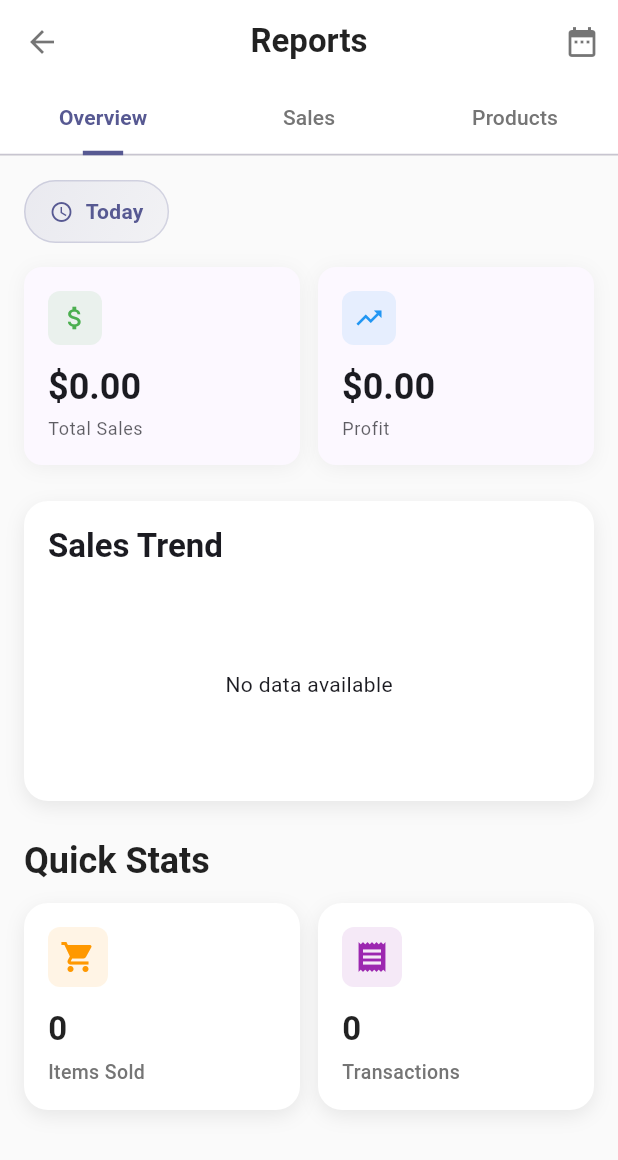
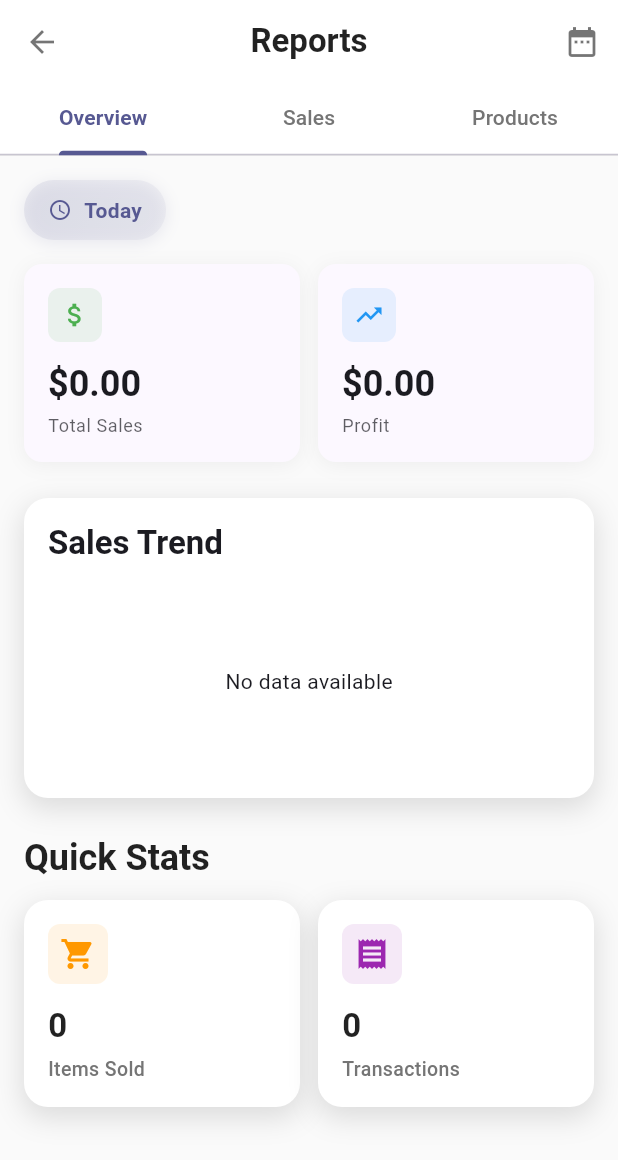
Before and after one commit to jude-craft/ShopMate, a Flutter app: the ReportsScreen screen opened directly, on a phone screen of 412 x 824 dp. Shown: the top 1160 px of the screen. Run offline on Flutter 3.47's test engine with Material 3 defaults, Android fonts, the phone set to English and light mode, and no system bars; our stand-ins replace fl_chart, sqflite; accounts and stored records are empty.

Commit message:
implemented dark mode on report_screen

```diff
--- a/lib/src/features/screens/reports/reports_screen.dart
+++ b/lib/src/features/screens/reports/reports_screen.dart
@@ -87,13 +87,6 @@ class _ReportsScreenState extends State<ReportsScreen>
             ),
             child: TabBar(
               controller: _tabController,
-              indicator: UnderlineTabIndicator(
-                borderSide: BorderSide(
-                  width: 3.0,
-                  color: theme.primaryColor,
-                ),
-                insets: const EdgeInsets.symmetric(horizontal: 16.0),
-              ),
               labelColor: isDark ? Colors.white : theme.primaryColor,
               unselectedLabelColor: isDark ? Colors.grey[400] : Colors.grey[600],
               labelStyle: const TextStyle(
@@ -213,12 +206,16 @@ class _ReportsScreenState extends State<ReportsScreen>
           end: Alignment.bottomRight,
         ),
         borderRadius: BorderRadius.circular(25),
-        border: Border.all(
-          color: isDark
-              ? theme.primaryColor.withOpacity(0.3)
-              : theme.primaryColor.withOpacity(0.2),
-          width: 1,
-        ),
+        boxShadow: [
+          BoxShadow(
+            color: isDark
+                ? Colors.black.withOpacity(0.3)
+                : theme.primaryColor.withOpacity(0.1),
+            blurRadius: 8,
+            offset: const Offset(0, 2),
+            spreadRadius: 1,
+          ),
+        ],
       ),
       child: Row(
         mainAxisSize: MainAxisSize.min,
@@ -276,18 +273,22 @@ class _ReportsScreenState extends State<ReportsScreen>
       decoration: BoxDecoration(
         color: isDark ? const Color(0xFF1E1E1E) : Colors.white,
         borderRadius: BorderRadius.circular(16),
-        border: isDark
-            ? Border.all(color: Colors.grey[800]!, width: 1)
-            : null,
         boxShadow: [
           BoxShadow(
             color: isDark
-                ? Colors.black.withOpacity(0.4)
-                : Colors.black.withOpacity(0.08),
-            blurRadius: isDark ? 15 : 10,
-            offset: const Offset(0, 4),
-            spreadRadius: isDark ? 2 : 0,
+                ? Colors.black.withOpacity(0.6)
+                : Colors.black.withOpacity(0.12),
+            blurRadius: isDark ? 20 : 15,
+            offset: const Offset(0, 6),
+            spreadRadius: isDark ? 3 : 1,
           ),
+          if (isDark)
+            BoxShadow(
+              color: Colors.black.withOpacity(0.3),
+              blurRadius: 8,
+              offset: const Offset(0, 2),
+              spreadRadius: 0,
+            ),
         ],
       ),
       child: ChartWidget(
@@ -306,18 +307,22 @@ class _ReportsScreenState extends State<ReportsScreen>
       decoration: BoxDecoration(
         color: isDark ? const Color(0xFF1E1E1E) : Colors.white,
         borderRadius: BorderRadius.circular(16),
-        border: isDark
-            ? Border.all(color: Colors.grey[800]!, width: 1)
-            : null,
         boxShadow: [
           BoxShadow(
             color: isDark
-                ? Colors.black.withOpacity(0.4)
-                : Colors.black.withOpacity(0.08),
-            blurRadius: isDark ? 15 : 10,
-            offset: const Offset(0, 4),
-            spreadRadius: isDark ? 2 : 0,
+                ? Colors.black.withOpacity(0.6)
+                : Colors.black.withOpacity(0.12),
+            blurRadius: isDark ? 20 : 15,
+            offset: const Offset(0, 6),
+            spreadRadius: isDark ? 3 : 1,
           ),
+          if (isDark)
+            BoxShadow(
+              color: Colors.black.withOpacity(0.3),
+              blurRadius: 8,
+              offset: const Offset(0, 2),
+              spreadRadius: 0,
+            ),
         ],
       ),
       child: ChartWidget(
@@ -375,18 +380,22 @@ class _ReportsScreenState extends State<ReportsScreen>
       decoration: BoxDecoration(
         color: isDark ? const Color(0xFF1E1E1E) : Colors.white,
         borderRadius: BorderRadius.circular(16),
-        border: isDark
-            ? Border.all(color: Colors.grey[800]!, width: 1)
-            : null,
         boxShadow: [
           BoxShadow(
             color: isDark
-                ? Colors.black.withOpacity(0.4)
-                : Colors.black.withOpacity(0.08),
-            blurRadius: isDark ? 15 : 10,
-            offset: const Offset(0, 4),
-            spreadRadius: isDark ? 2 : 0,
+                ? Colors.black.withOpacity(0.6)
+                : Colors.black.withOpacity(0.12),
+            blurRadius: isDark ? 20 : 15,
+            offset: const Offset(0, 6),
+            spreadRadius: isDark ? 3 : 1,
           ),
+          if (isDark)
+            BoxShadow(
+              color: Colors.black.withOpacity(0.3),
+              blurRadius: 8,
+              offset: const Offset(0, 2),
+              spreadRadius: 0,
+            ),
         ],
       ),
       child: Column(
@@ -430,18 +439,22 @@ class _ReportsScreenState extends State<ReportsScreen>
       decoration: BoxDecoration(
         color: isDark ? const Color(0xFF1E1E1E) : Colors.white,
         borderRadius: BorderRadius.circular(16),
-        border: isDark
-            ? Border.all(color: Colors.grey[800]!, width: 1)
-            : null,
         boxShadow: [
           BoxShadow(
             color: isDark
-                ? Colors.black.withOpacity(0.4)
-                : Colors.black.withOpacity(0.08),
-            blurRadius: isDark ? 15 : 10,
-            offset: const Offset(0, 4),
-            spreadRadius: isDark ? 2 : 0,
+                ? Colors.black.withOpacity(0.6)
+                : Colors.black.withOpacity(0.12),
+            blurRadius: isDark ? 20 : 15,
+            offset: const Offset(0, 6),
+            spreadRadius: isDark ? 3 : 1,
           ),
+          if (isDark)
+            BoxShadow(
+              color: Colors.black.withOpacity(0.3),
+              blurRadius: 8,
+              offset: const Offset(0, 2),
+              spreadRadius: 0,
+            ),
         ],
       ),
       child: Column(
@@ -543,18 +556,22 @@ class _ReportsScreenState extends State<ReportsScreen>
       decoration: BoxDecoration(
         color: isDark ? const Color(0xFF1E1E1E) : Colors.white,
         borderRadius: BorderRadius.circular(16),
-        border: isDark
-            ? Border.all(color: Colors.grey[800]!, width: 1)
-            : null,
         boxShadow: [
           BoxShadow(
             color: isDark
-                ? Colors.black.withOpacity(0.4)
-                : Colors.black.withOpacity(0.08),
-            blurRadius: isDark ? 15 : 10,
-            offset: const Offset(0, 4),
-            spreadRadius: isDark ? 2 : 0,
+                ? Colors.black.withOpacity(0.6)
+                : Colors.black.withOpacity(0.12),
+            blurRadius: isDark ? 20 : 15,
+            offset: const Offset(0, 6),
+            spreadRadius: isDark ? 3 : 1,
           ),
+          if (isDark)
+            BoxShadow(
+              color: Colors.black.withOpacity(0.3),
+              blurRadius: 8,
+              offset: const Offset(0, 2),
+              spreadRadius: 0,
+            ),
         ],
       ),
       child: Column(
```
Also changed, not shown: lib/src/features/screens/sales/sell_screen.dart (+4 -8 lines).
